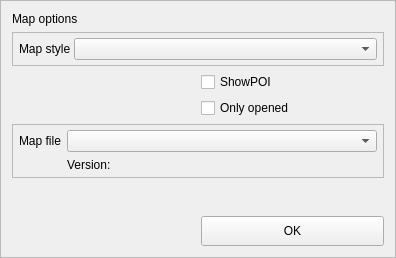
First picture: the form in Pilocik/mapoptionswindow.ui, repository dotevo/Pilocik, before the edit.
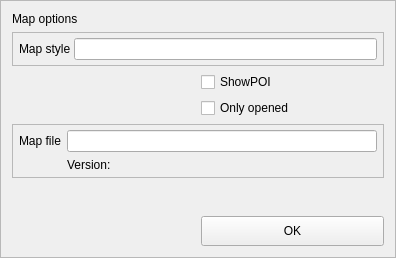
Second picture: the form after the edit.

Commit message: !Rebuild project and set map paths in mapoptions interface after first run! Implemented rendering partitioning algorithm results, switch to start/stop position tracking, settings moved to external XML file.

Diff of the .ui file:
```diff
--- a/Pilocik/mapoptionswindow.ui
+++ b/Pilocik/mapoptionswindow.ui
@@ -52,14 +52,7 @@
        </widget>
       </item>
       <item>
-       <widget class="QComboBox" name="comboBox">
-        <property name="sizePolicy">
-         <sizepolicy hsizetype="Expanding" vsizetype="Fixed">
-          <horstretch>0</horstretch>
-          <verstretch>0</verstretch>
-         </sizepolicy>
-        </property>
-       </widget>
+       <widget class="QLineEdit" name="mapStylePath"/>
       </item>
      </layout>
     </widget>
@@ -92,16 +85,6 @@
         </property>
        </widget>
       </item>
-      <item row="0" column="1">
-       <widget class="QComboBox" name="comboBox_2">
-        <property name="sizePolicy">
-         <sizepolicy hsizetype="Expanding" vsizetype="Fixed">
-          <horstretch>0</horstretch>
-          <verstretch>0</verstretch>
-         </sizepolicy>
-        </property>
-       </widget>
-      </item>
       <item row="1" column="1">
        <widget class="QLabel" name="label">
         <property name="text">
@@ -109,6 +92,9 @@
         </property>
        </widget>
       </item>
+      <item row="0" column="1">
+       <widget class="QLineEdit" name="mapFile"/>
+      </item>
      </layout>
     </widget>
    </item>
```
The commit also changes 14 other files.
